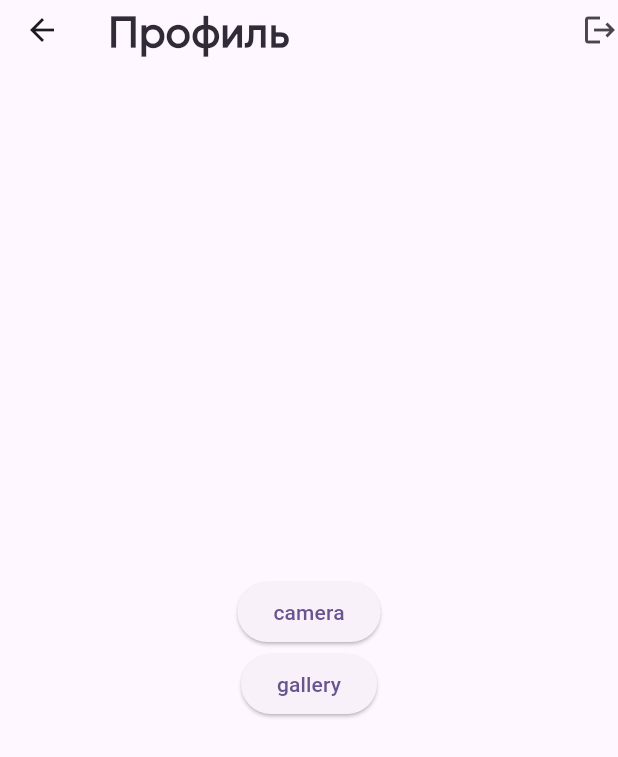
After one commit to ZakharZokhar/SFU-Flutter-development, a Flutter app: the screen it shows after launch, after a tap on the "menu" icon, on a phone screen of 412 x 824 dp. The commit adds this screen. Shown: the top 757 px of the screen. Run offline on Flutter 3.47's test engine with Material 3 defaults, Android fonts, the phone set to English and light mode, and no system bars; our stand-ins replace auto_route, bloc, chopper, dio, drift, drift_flutter and 12 more; missing offline and left inert: app_settings; accounts and stored records are empty; generated files the repository leaves out were written again; network calls fail.

Commit message:
added veb 19

```diff
--- /dev/null
+++ b/lib/bloc/blocs/location_bloc/location_bloc.dart
@@ -0,0 +1,36 @@
+import 'package:flutter_bloc/flutter_bloc.dart';
+import 'package:freezed_annotation/freezed_annotation.dart';
+import 'package:injectable/injectable.dart';
+import 'package:test_project/domain/i_location_repository.dart';
+
+part 'location_event.dart';
+part 'location_state.dart';
+part 'location_bloc.freezed.dart';
+
+@injectable
+class LocationBloc extends Bloc<LocationEvent, LocationState> {
+  final ILocationRepository _repository;
+
+  LocationBloc(this._repository) : super(LocationState.initial()) {
+    on<LocationEvent>((event, emit) async {
+      await event.map(
+        check: (_) => _check(emit),
+        openSettings: (_) => _openSettings(emit),
+      );
+    });
+  }
+
+  Future _check(Emitter<LocationState> emit) async {
+    try {
+      print('123');
+      final city = await _repository.checkPermission();
+      emit(LocationState.checked(city: city));
+    } catch (e) {
+      print(e);
+    }
+  }
+
+  Future _openSettings(Emitter<LocationState> emit) async {
+    await _repository.openAppSettings();
+  }
+}
--- /dev/null
+++ b/lib/bloc/blocs/photo_bloc/photo_event.dart
@@ -0,0 +1,7 @@
+part of 'photo_bloc.dart';
+
+@freezed
+class PhotoEvent with _$PhotoEvent {
+  const factory PhotoEvent.getFromCamera() = _GetFromCamera;
+  const factory PhotoEvent.getFromGallery() = _GetFromGallery;
+}
--- /dev/null
+++ b/lib/bloc/blocs/photo_bloc/photo_state.dart
@@ -0,0 +1,7 @@
+part of 'photo_bloc.dart';
+
+@freezed
+class PhotoState with _$PhotoState {
+  const factory PhotoState.noFile() = _NoFile;
+  const factory PhotoState.withFile({required File file}) = _WithFile;
+}
--- /dev/null
+++ b/lib/domain/i_location_repository.dart
@@ -0,0 +1,5 @@
+abstract class ILocationRepository {
+  Future<String> checkPermission();
+
+  Future<void> openAppSettings();
+}
--- /dev/null
+++ b/lib/domain/i_photo_repository.dart
@@ -0,0 +1,7 @@
+import 'dart:io';
+
+abstract class IPhotoRepository {
+  Future<File> getFromCamera();
+
+  Future<File> getFromGallery();
+}
--- /dev/null
+++ b/lib/infrastructure/location/location_repository.dart
@@ -0,0 +1,80 @@
+import 'package:app_settings/app_settings.dart';
+import 'package:geocoding/geocoding.dart';
+import 'package:geolocator/geolocator.dart';
+import 'package:injectable/injectable.dart';
+import 'package:permission_handler/permission_handler.dart';
+import 'package:test_project/domain/i_location_repository.dart';
+
+enum LocationStatus {
+  granted,
+  denied,
+  notGranted;
+}
+
+@Injectable(as: ILocationRepository)
+class LocationRepository implements ILocationRepository {
+  @override
+  Future<String> checkPermission() async {
+    // final permissionStatus = await Permission.location.status;
+
+    // if (permissionStatus == PermissionStatus.permanentlyDenied ||
+    //     permissionStatus == PermissionStatus.restricted) {
+    //   return LocationStatus.denied;
+    // } else if (permissionStatus == PermissionStatus.denied) {
+    //   final newStatus = await Permission.location.request();
+    //   if (newStatus == PermissionStatus.permanentlyDenied ||
+    //       newStatus == PermissionStatus.restricted ||
+    //       newStatus == PermissionStatus.denied) {
+    //     return LocationStatus.notGranted;
+    //   }
+    // }
+
+    final position = await _determinePosition();
+    print(position);
+    List<Placemark> placemarks =
+        await placemarkFromCoordinates(position.latitude, position.longitude);
+    print(placemarks);
+    return placemarks[0].locality ?? "Не удалось определить";
+    // return LocationStatus.granted;
+  }
+
+  Future<void> openAppSettings() async {
+    await AppSettings.openAppSettings(type: AppSettingsType.location);
+  }
+
+  Future<Position> _determinePosition() async {
+    bool serviceEnabled;
+    LocationPermission permission;
+
+    // Test if location services are enabled.
+    serviceEnabled = await Geolocator.isLocationServiceEnabled();
+    if (!serviceEnabled) {
+      // Location services are not enabled don't continue
+      // accessing the position and request users of the
+      // App to enable the location services.
+      throw Exception('Unavailable');
+    }
+
+    permission = await Geolocator.checkPermission();
+    if (permission == LocationPermission.denied) {
+      permission = await Geolocator.requestPermission();
+      if (permission == LocationPermission.denied) {
+        // Permissions are denied, next time you could try
+        // requesting permissions again (this is also where
+        // Android's shouldShowRequestPermissionRationale
+        // returned true. According to Android guidelines
+        // your App should show an explanatory UI now.
+        throw Exception('Denied');
+      }
+    }
+
+    if (permission == LocationPermission.deniedForever) {
+      // Permissions are denied forever, handle appropriately.
+      throw Exception('Denied forever');
+    }
+
+    // When we reach here, permissions are granted and we can
+    // continue accessing the position of the device.
+    return await Geolocator.getCurrentPosition();
+  }
+}
--- a/lib/main.dart
+++ b/lib/main.dart
@@ -1,6 +1,7 @@
 import 'package:flutter/material.dart';
 import 'package:flutter_bloc/flutter_bloc.dart';
 import 'package:test_project/bloc/blocs/auth_bloc/auth_bloc.dart';
+import 'package:test_project/bloc/blocs/location_bloc/location_bloc.dart';
 import 'package:test_project/view/injection.dart';
 import 'package:test_project/router.dart';
 
@@ -16,8 +17,12 @@ class MyApp extends StatelessWidget {
 
   @override
   Widget build(BuildContext context) {
-    return BlocProvider(
-      create: (context) => getIt<AuthBloc>(),
+    return MultiBlocProvider(
+      providers: [
+        BlocProvider(
+          create: (BuildContext context) => getIt<AuthBloc>(),
+        ),
+      ],
       child: MaterialApp.router(
         title: 'Flutter Demo',
         theme: ThemeData(
--- a/lib/router.dart
+++ b/lib/router.dart
@@ -10,5 +10,6 @@ class AppRouter extends RootStackRouter {
   List<AutoRoute> get routes => [
         AutoRoute(page: AuthRoute.page),
         AutoRoute(page: WeatherRoute.page, path: '/'),
+        AutoRoute(page: ProfileRoute.page, path: '/profile')
       ];
 }
--- a/lib/view/common/widgets/my_app_bar.dart
+++ b/lib/view/common/widgets/my_app_bar.dart
@@ -9,12 +9,14 @@ class MyAppBar extends StatelessWidget {
     this.onLogOut,
     this.name,
     this.needMenu = false,
+    this.onMenuTap,
   });
 
   final String text;
   final bool needMenu;
   final String? name;
   final VoidCallback? onLogOut;
+  final VoidCallback? onMenuTap;
 
   @override
   Widget build(BuildContext context) {
@@ -22,10 +24,13 @@ class MyAppBar extends StatelessWidget {
       backgroundColor: transparent,
       scrolledUnderElevation: 0.0,
       leading: needMenu
-          ? Icon(
-              Icons.menu,
-              size: 24,
-              color: primaryText,
+          ? GestureDetector(
+              onTap: onMenuTap,
+              child: Icon(
+                Icons.menu,
+                size: 24,
+                color: primaryText,
+              ),
             )
           : null,
       title: Row(
--- /dev/null
+++ b/lib/view/pages/profile_page/profile_page.dart
@@ -0,0 +1,52 @@
+import 'package:auto_route/auto_route.dart';
+import 'package:flutter/material.dart';
+import 'package:flutter_bloc/flutter_bloc.dart';
+import 'package:test_project/bloc/blocs/photo_bloc/photo_bloc.dart';
+import 'package:test_project/view/common/widgets/my_app_bar.dart';
+import 'package:test_project/view/injection.dart';
+
+@RoutePage()
+class ProfilePage extends StatelessWidget {
+  const ProfilePage({super.key});
+
+  @override
+  Widget build(BuildContext context) {
+    return Scaffold(
+      appBar: PreferredSize(
+        preferredSize: Size(double.infinity, 40),
+        child: MyAppBar(
+          text: 'Профиль',
+        ),
+      ),
+      body: BlocProvider(
+        create: (context) => getIt<PhotoBloc>(),
+        child: BlocBuilder<PhotoBloc, PhotoState>(
+          builder: (context, state) {
+            return Center(
+              child: Column(
+                mainAxisAlignment: MainAxisAlignment.center,
+                children: [
+                  state.map(
+                    noFile: (_) => SizedBox(),
+                    withFile: (value) => Image.file(
+                      value.file,
+                      width: 200,
+                      height: 200,
+                      fit: BoxFit.cover,
+                    ),
+                  ),
+                  ElevatedButton(
+                      onPressed: () => context.read<PhotoBloc>().add(PhotoEvent.getFromCamera()),
+                      child: Text('camera')),
+                  ElevatedButton(
+                      onPressed: () => context.read<PhotoBloc>().add(PhotoEvent.getFromGallery()),
+                      child: Text('gallery')),
+                ],
+              ),
+            );
+          },
+        ),
+      ),
+    );
+  }
+}
--- a/lib/view/pages/weather_page/weather_page.dart
+++ b/lib/view/pages/weather_page/weather_page.dart
@@ -3,6 +3,7 @@ import 'package:flutter/material.dart';
 import 'package:flutter_bloc/flutter_bloc.dart';
 import 'package:shimmer/shimmer.dart';
 import 'package:test_project/bloc/blocs/auth_bloc/auth_bloc.dart';
+import 'package:test_project/bloc/blocs/location_bloc/location_bloc.dart';
 import 'package:test_project/bloc/blocs/weather_bloc/weather_bloc.dart';
 import 'package:test_project/router.gr.dart';
 import 'package:test_project/view/common/colors.dart';
@@ -21,7 +22,9 @@ class WeatherPage extends StatelessWidget {
 
   @override
   Widget build(BuildContext context) {
-    return DecoratedBox(
+    return BlocProvider(
+      create: (context) => getIt<LocationBloc>()..add(LocationEvent.check()),
+      child: DecoratedBox(
         decoration: BoxDecoration(
           gradient: LinearGradient(
             colors: [
@@ -38,14 +41,16 @@ class WeatherPage extends StatelessWidget {
             end: Alignment.bottomCenter,
           ),
         ),
-      child: BlocBuilder<AuthBloc, AuthState>(
+        child: BlocBuilder<LocationBloc, LocationState>(
+          builder: (context, locationState) {
+            return BlocBuilder<AuthBloc, AuthState>(
               builder: (context, state) {
                 return Scaffold(
                   backgroundColor: transparent,
                   appBar: PreferredSize(
                     preferredSize: Size(double.infinity, 40),
                     child: MyAppBar(
-                text: 'Красноярск',
+                      text: locationState.map(initial: (_) => "Загрузка", checked: (e) => e.city),
                       needMenu: true,
                       name: state.mapOrNull(
                         auth: (value) => value.user.name,
@@ -57,6 +62,9 @@ class WeatherPage extends StatelessWidget {
 
                         context.router.replace(AuthRoute());
                       },
+                      onMenuTap: () => context.router.push(
+                        ProfileRoute(),
+                      ),
                     ),
                   ),
                   body: SingleChildScrollView(
@@ -356,6 +364,9 @@ class WeatherPage extends StatelessWidget {
                   ),
                 );
               },
+            );
+          },
+        ),
       ),
     );
   }
--- a/pubspec.yaml
+++ b/pubspec.yaml
@@ -52,6 +52,11 @@ dependencies:
   drift_flutter: ^0.2.4
   shared_preferences: 2.5.2
   sqlite3_flutter_libs: 0.5.31
+  geolocator: ^13.0.2
+  image_picker: ^1.1.2
+  permission_handler: ^11.4.0
+  app_settings: ^5.2.0
+  geocoding: ^3.0.0
 
 dev_dependencies:
   flutter_test:
```
Also changed, not shown: lib/bloc/blocs/location_bloc/location_event.dart (added, +7 -0 lines), lib/bloc/blocs/location_bloc/location_state.dart (added, +9 -0 lines), lib/bloc/blocs/photo_bloc/photo_bloc.dart (added, +40 -0 lines), lib/infrastructure/photo/photo_repostitory.dart (added, +23 -0 lines), lib/bloc/blocs/location_bloc/location_bloc.freezed.dart (added), lib/bloc/blocs/photo_bloc/photo_bloc.freezed.dart (added), lib/router.gr.dart, lib/view/injection.config.dart, pubspec.lock, 7 other files. Lines whose indentation alone changed are shown as unchanged.
